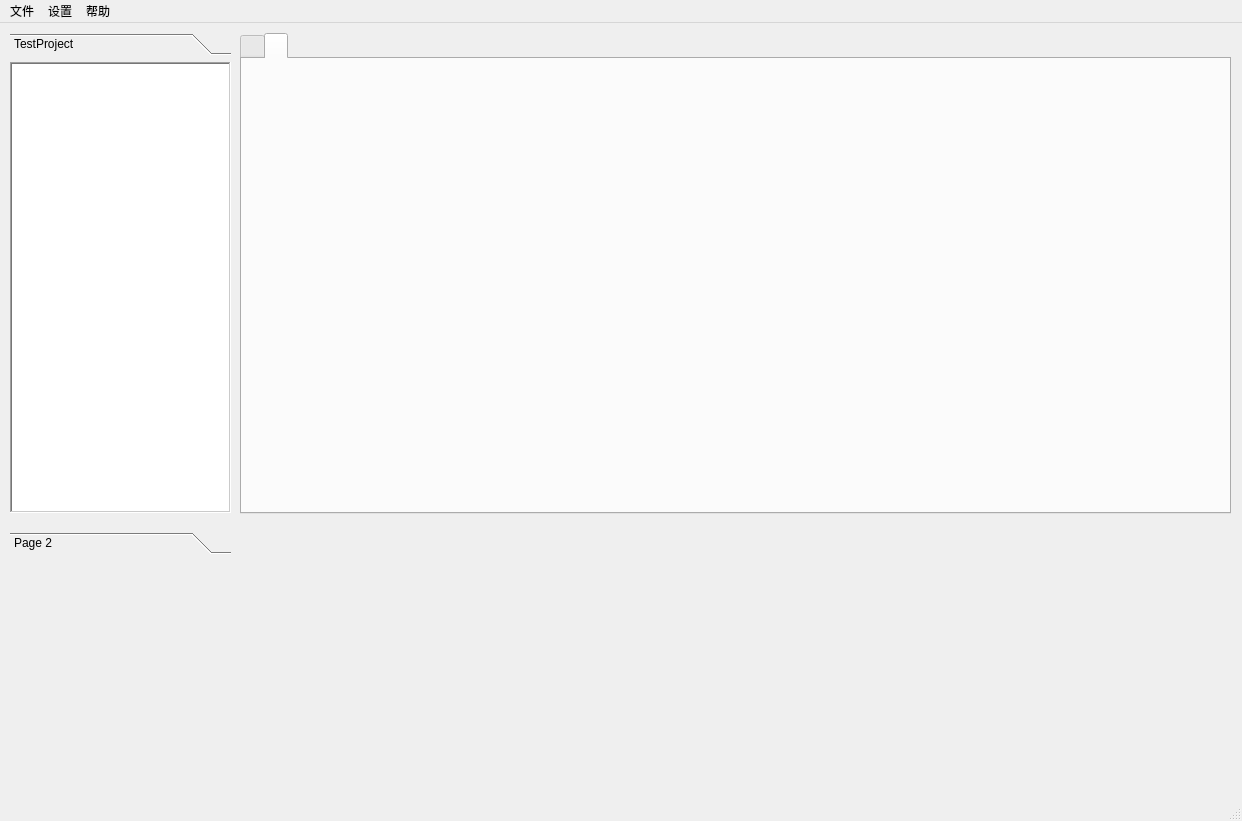
Qt form UI/MainWindowsLayout.ui (coffeerson/AWTest) before a commit.
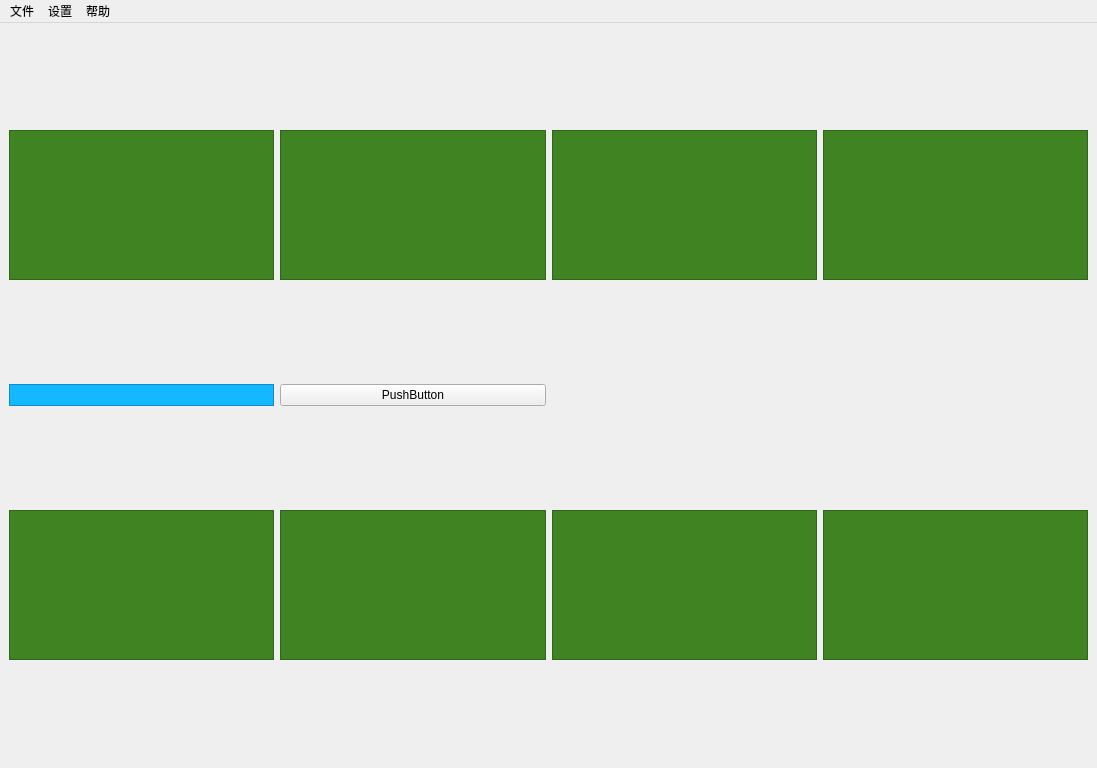
The same form after that commit.

```diff
--- a/UI/MainWindowsLayout.ui
+++ b/UI/MainWindowsLayout.ui
@@ -2,12 +2,18 @@
 <ui version="4.0">
  <class>MainWindow</class>
  <widget class="QMainWindow" name="MainWindow">
+  <property name="windowModality">
+   <enum>Qt::ApplicationModal</enum>
+  </property>
+  <property name="enabled">
+   <bool>true</bool>
+  </property>
   <property name="geometry">
    <rect>
     <x>0</x>
     <y>0</y>
-    <width>1242</width>
-    <height>821</height>
+    <width>1097</width>
+    <height>768</height>
    </rect>
   </property>
   <property name="sizePolicy">
@@ -19,92 +25,170 @@
   <property name="windowTitle">
    <string>MainWindow</string>
   </property>
+  <property name="inputMethodHints">
+   <set>Qt::ImhNone</set>
+  </property>
+  <property name="toolButtonStyle">
+   <enum>Qt::ToolButtonIconOnly</enum>
+  </property>
+  <property name="animated">
+   <bool>true</bool>
+  </property>
+  <property name="documentMode">
+   <bool>false</bool>
+  </property>
+  <property name="tabShape">
+   <enum>QTabWidget::Rounded</enum>
+  </property>
+  <property name="dockOptions">
+   <set>QMainWindow::AllowTabbedDocks|QMainWindow::AnimatedDocks</set>
+  </property>
   <widget class="QWidget" name="centralwidget">
-   <widget class="QTabWidget" name="tabWidget">
-    <property name="geometry">
-     <rect>
-      <x>240</x>
-      <y>10</y>
-      <width>991</width>
-      <height>481</height>
-     </rect>
-    </property>
-    <property name="currentIndex">
-     <number>1</number>
-    </property>
-    <widget class="QWidget" name="tabWidgetPage1" native="true">
-     <attribute name="title">
-      <string/>
-     </attribute>
-    </widget>
-    <widget class="QWidget" name="Data" native="true">
-     <attribute name="title">
-      <string/>
-     </attribute>
-    </widget>
-   </widget>
-   <widget class="QToolBox" name="toolBox">
-    <property name="geometry">
-     <rect>
-      <x>10</x>
-      <y>10</y>
-      <width>221</width>
-      <height>521</height>
-     </rect>
-    </property>
-    <property name="currentIndex">
-     <number>0</number>
-    </property>
-    <widget class="QWidget" name="TestProject">
-     <property name="geometry">
-      <rect>
-       <x>0</x>
-       <y>0</y>
-       <width>221</width>
-       <height>461</height>
-      </rect>
-     </property>
-     <attribute name="label">
-      <string>TestProject</string>
-     </attribute>
-     <widget class="QTreeView" name="treeView">
-      <property name="geometry">
-       <rect>
-        <x>0</x>
-        <y>1</y>
-        <width>221</width>
-        <height>451</height>
-       </rect>
+   <layout class="QGridLayout" name="gridLayout">
+    <item row="3" column="0">
+     <widget class="QFrame" name="frame_6">
+      <property name="maximumSize">
+       <size>
+        <width>16777215</width>
+        <height>150</height>
+       </size>
       </property>
+      <property name="styleSheet">
+       <string notr="true">background-color: rgb(63, 131, 34);</string>
+      </property>
       <property name="frameShape">
-       <enum>QFrame::WinPanel</enum>
+       <enum>QFrame::StyledPanel</enum>
       </property>
       <property name="frameShadow">
-       <enum>QFrame::Sunken</enum>
+       <enum>QFrame::Raised</enum>
       </property>
      </widget>
-    </widget>
-    <widget class="QWidget" name="page_2">
-     <property name="geometry">
-      <rect>
-       <x>0</x>
-       <y>0</y>
-       <width>221</width>
-       <height>461</height>
-      </rect>
-     </property>
-     <attribute name="label">
-      <string>Page 2</string>
-     </attribute>
-    </widget>
-   </widget>
+    </item>
+    <item row="0" column="2">
+     <widget class="QFrame" name="frame_5">
+      <property name="styleSheet">
+       <string notr="true">background-color: rgb(63, 131, 34);</string>
+      </property>
+      <property name="frameShape">
+       <enum>QFrame::StyledPanel</enum>
+      </property>
+      <property name="frameShadow">
+       <enum>QFrame::Raised</enum>
+      </property>
+     </widget>
+    </item>
+    <item row="3" column="1">
+     <widget class="QFrame" name="frame_7">
+      <property name="styleSheet">
+       <string notr="true">background-color: rgb(63, 131, 34);</string>
+      </property>
+      <property name="frameShape">
+       <enum>QFrame::StyledPanel</enum>
+      </property>
+      <property name="frameShadow">
+       <enum>QFrame::Raised</enum>
+      </property>
+     </widget>
+    </item>
+    <item row="0" column="0">
+     <widget class="QFrame" name="frame">
+      <property name="maximumSize">
+       <size>
+        <width>16777215</width>
+        <height>150</height>
+       </size>
+      </property>
+      <property name="styleSheet">
+       <string notr="true">background-color: rgb(63, 131, 34);</string>
+      </property>
+      <property name="frameShape">
+       <enum>QFrame::StyledPanel</enum>
+      </property>
+      <property name="frameShadow">
+       <enum>QFrame::Raised</enum>
+      </property>
+     </widget>
+    </item>
+    <item row="0" column="3">
+     <widget class="QFrame" name="frame_11">
+      <property name="styleSheet">
+       <string notr="true">background-color: rgb(63, 131, 34);</string>
+      </property>
+      <property name="frameShape">
+       <enum>QFrame::StyledPanel</enum>
+      </property>
+      <property name="frameShadow">
+       <enum>QFrame::Raised</enum>
+      </property>
+     </widget>
+    </item>
+    <item row="0" column="1">
+     <widget class="QFrame" name="frame_10">
+      <property name="styleSheet">
+       <string notr="true">background-color: rgb(63, 131, 34);</string>
+      </property>
+      <property name="frameShape">
+       <enum>QFrame::StyledPanel</enum>
+      </property>
+      <property name="frameShadow">
+       <enum>QFrame::Raised</enum>
+      </property>
+     </widget>
+    </item>
+    <item row="3" column="2">
+     <widget class="QFrame" name="frame_8">
+      <property name="styleSheet">
+       <string notr="true">background-color: rgb(63, 131, 34);</string>
+      </property>
+      <property name="frameShape">
+       <enum>QFrame::StyledPanel</enum>
+      </property>
+      <property name="frameShadow">
+       <enum>QFrame::Raised</enum>
+      </property>
+     </widget>
+    </item>
+    <item row="3" column="3">
+     <widget class="QFrame" name="frame_9">
+      <property name="styleSheet">
+       <string notr="true">background-color: rgb(63, 131, 34);</string>
+      </property>
+      <property name="frameShape">
+       <enum>QFrame::StyledPanel</enum>
+      </property>
+      <property name="frameShadow">
+       <enum>QFrame::Raised</enum>
+      </property>
+     </widget>
+    </item>
+    <item row="1" column="0">
+     <widget class="QFrame" name="frame_3">
+      <property name="styleSheet">
+       <string notr="true">background-color: rgb(19, 184, 255);</string>
+      </property>
+      <property name="frameShape">
+       <enum>QFrame::StyledPanel</enum>
+      </property>
+      <property name="frameShadow">
+       <enum>QFrame::Raised</enum>
+      </property>
+     </widget>
+    </item>
+    <item row="1" column="1">
+     <widget class="QPushButton" name="pushButton">
+      <property name="text">
+       <string>PushButton</string>
+      </property>
+     </widget>
+    </item>
+   </layout>
   </widget>
   <widget class="QMenuBar" name="menubar">
    <property name="geometry">
     <rect>
      <x>0</x>
      <y>0</y>
-     <width>1242</width>
+     <width>1097</width>
      <height>26</height>
     </rect>
    </property>
@@ -131,7 +215,6 @@
    <addaction name="setup"/>
    <addaction name="help"/>
   </widget>
-  <widget class="QStatusBar" name="statusbar"/>
   <action name="probe">
    <property name="text">
     <string>探针台设置</string>
```
Left out of the diff: 3 changed lines with no effect on the pictures.
